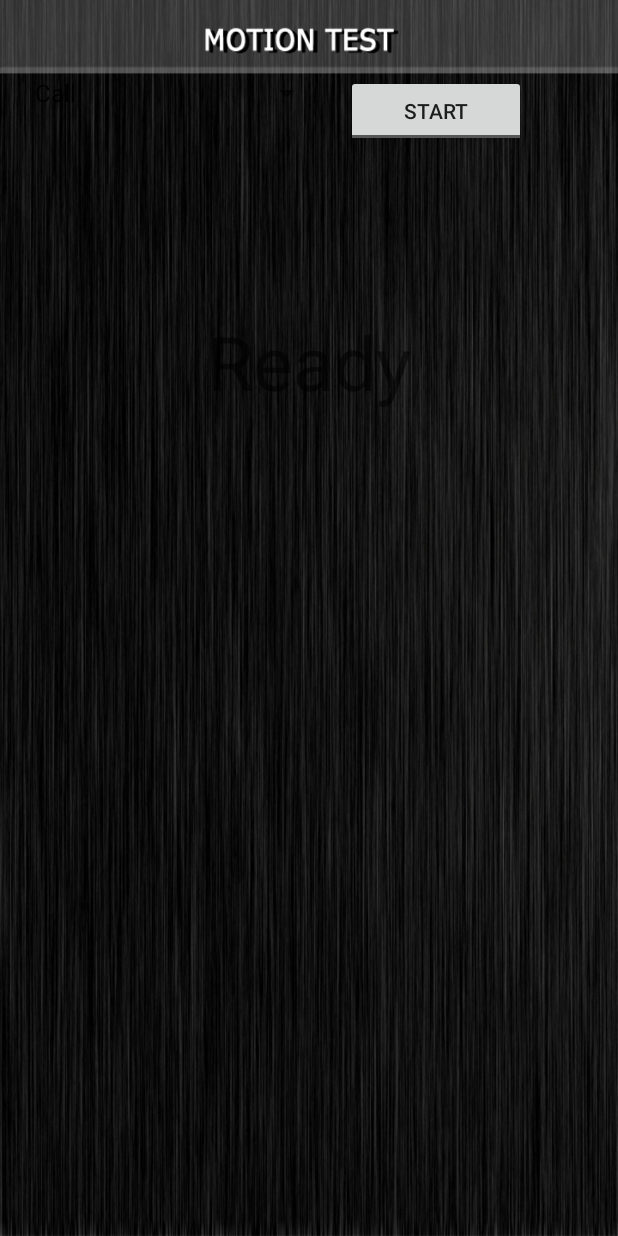
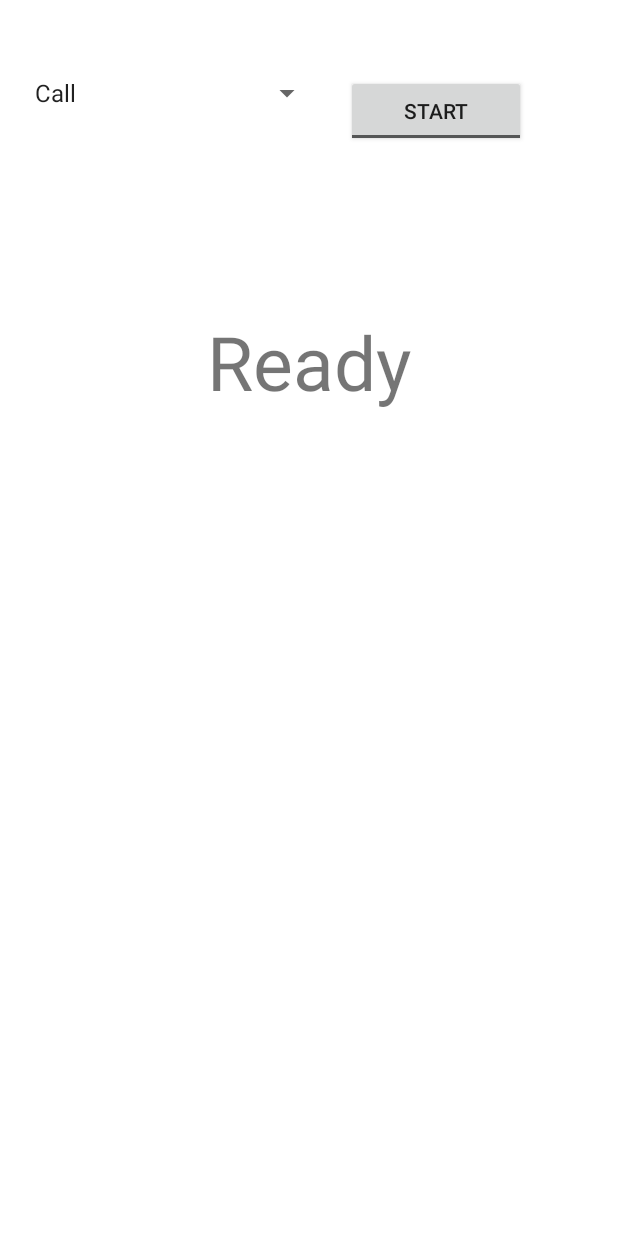
Before and after one commit to arunesh/bumblebee, an Android app: the screen it shows after launch (MotionTest), on a phone screen of 412 x 824 dp. Run offline under Robolectric (Android 15) with nearby library versions, the phone set to English and light mode, and no system bars; 4 statements that could not run were skipped.

Commit message:
layout fix

```diff
--- a/android/BumbleBee/app/src/main/res/layout/main_layout_1.xml
+++ b/android/BumbleBee/app/src/main/res/layout/main_layout_1.xml
@@ -2,7 +2,7 @@
     xmlns:tools="http://schemas.android.com/tools"
     android:layout_width="match_parent"
     android:layout_height="match_parent"
-    android:background="@drawable/bg_motion" >
+    android:background="@android:color/white" >
 
     <RelativeLayout
         android:id="@+id/res_layout"
```
